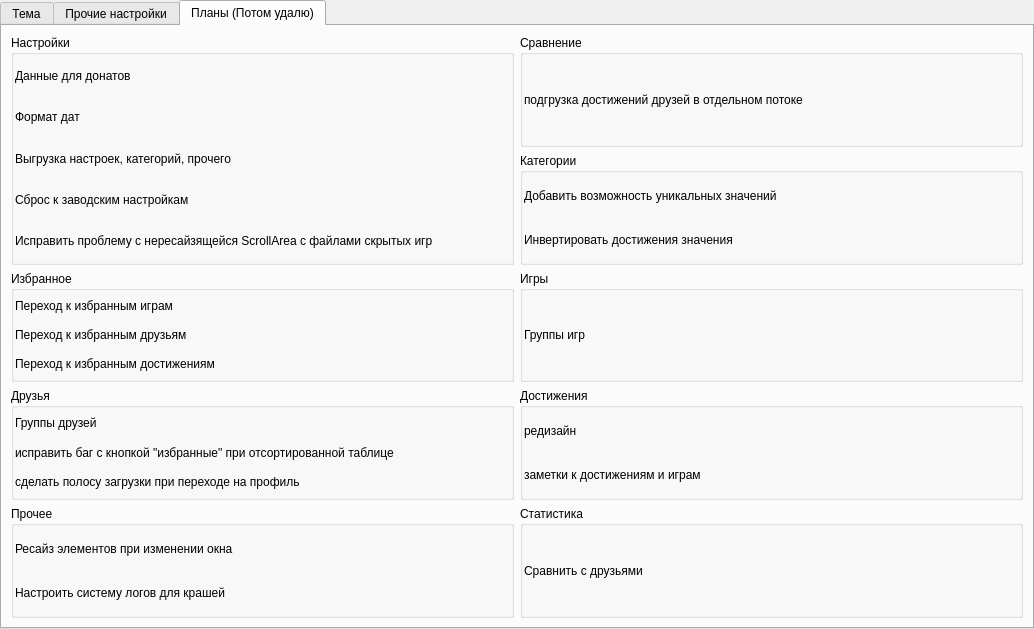
This is AraSteamManager/subform/formsettings.ui in Arankir/AraSteamManager as Qt 5 draws it before an edit. The edited form follows.
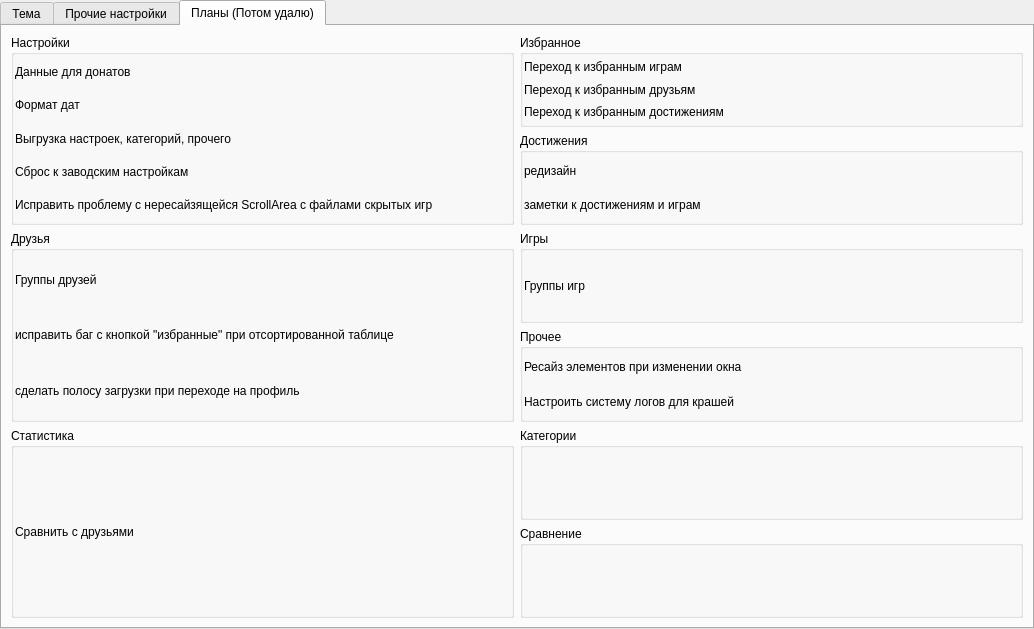
This is the edited form. The open tabs and pages were chosen to show the change. Icons and pictures are not drawn.

Patch:
```diff
--- a/AraSteamManager/subform/formsettings.ui
+++ b/AraSteamManager/subform/formsettings.ui
@@ -783,78 +783,6 @@
       </attribute>
       <layout class="QGridLayout" name="gridLayout_9">
        <item row="0" column="1">
-        <widget class="QGroupBox" name="groupBox_2">
-         <property name="title">
-          <string>Сравнение</string>
-         </property>
-         <layout class="QVBoxLayout" name="verticalLayout_3">
-          <property name="spacing">
-           <number>1</number>
-          </property>
-          <property name="leftMargin">
-           <number>1</number>
-          </property>
-          <property name="topMargin">
-           <number>1</number>
-          </property>
-          <property name="rightMargin">
-           <number>1</number>
-          </property>
-          <property name="bottomMargin">
-           <number>1</number>
-          </property>
-          <item>
-           <widget class="QLabel" name="label_13">
-            <property name="text">
-             <string>подгрузка достижений друзей в отдельном потоке</string>
-            </property>
-           </widget>
-          </item>
-         </layout>
-        </widget>
-       </item>
-       <item row="1" column="1">
-        <widget class="QGroupBox" name="groupBox_11">
-         <property name="title">
-          <string>Категории</string>
-         </property>
-         <layout class="QVBoxLayout" name="verticalLayout_14">
-          <property name="spacing">
-           <number>1</number>
-          </property>
-          <property name="leftMargin">
-           <number>1</number>
-          </property>
-          <property name="topMargin">
-           <number>1</number>
-          </property>
-          <property name="rightMargin">
-           <number>1</number>
-          </property>
-          <property name="bottomMargin">
-           <number>1</number>
-          </property>
-          <item>
-           <widget class="QLabel" name="label_23">
-            <property name="text">
-             <string>Добавить возможность уникальных значений</string>
-            </property>
-            <property name="wordWrap">
-             <bool>true</bool>
-            </property>
-           </widget>
-          </item>
-          <item>
-           <widget class="QLabel" name="label_26">
-            <property name="text">
-             <string>Инвертировать достижения значения</string>
-            </property>
-           </widget>
-          </item>
-         </layout>
-        </widget>
-       </item>
-       <item row="2" column="0">
         <widget class="QGroupBox" name="groupBox_9">
          <property name="title">
           <string>Избранное</string>
@@ -899,83 +827,7 @@
          </layout>
         </widget>
        </item>
-       <item row="2" column="1">
-        <widget class="QGroupBox" name="groupBox_6">
-         <property name="title">
-          <string>Игры</string>
-         </property>
-         <layout class="QVBoxLayout" name="verticalLayout_6">
-          <property name="spacing">
-           <number>1</number>
-          </property>
-          <property name="leftMargin">
-           <number>1</number>
-          </property>
-          <property name="topMargin">
-           <number>1</number>
-          </property>
-          <property name="rightMargin">
-           <number>1</number>
-          </property>
-          <property name="bottomMargin">
-           <number>1</number>
-          </property>
-          <item>
-           <widget class="QLabel" name="label_14">
-            <property name="text">
-             <string>Группы игр</string>
-            </property>
-           </widget>
-          </item>
-         </layout>
-        </widget>
-       </item>
-       <item row="3" column="0">
-        <widget class="QGroupBox" name="groupBox_5">
-         <property name="title">
-          <string>Друзья</string>
-         </property>
-         <layout class="QVBoxLayout" name="verticalLayout_4">
-          <property name="spacing">
-           <number>1</number>
-          </property>
-          <property name="leftMargin">
-           <number>1</number>
-          </property>
-          <property name="topMargin">
-           <number>1</number>
-          </property>
-          <property name="rightMargin">
-           <number>1</number>
-          </property>
-          <property name="bottomMargin">
-           <number>1</number>
-          </property>
-          <item>
-           <widget class="QLabel" name="label_12">
-            <property name="text">
-             <string>Группы друзей</string>
-            </property>
-           </widget>
-          </item>
-          <item>
-           <widget class="QLabel" name="label">
-            <property name="text">
-             <string>исправить баг с кнопкой &quot;избранные&quot; при отсортированной таблице</string>
-            </property>
-           </widget>
-          </item>
-          <item>
-           <widget class="QLabel" name="label_3">
-            <property name="text">
-             <string>сделать полосу загрузки при переходе на профиль</string>
-            </property>
-           </widget>
-          </item>
-         </layout>
-        </widget>
-       </item>
-       <item row="3" column="1">
+       <item row="1" column="1">
         <widget class="QGroupBox" name="groupBox_7">
          <property name="title">
           <string>Достижения</string>
@@ -1013,7 +865,38 @@
          </layout>
         </widget>
        </item>
-       <item row="4" column="0">
+       <item row="2" column="1">
+        <widget class="QGroupBox" name="groupBox_6">
+         <property name="title">
+          <string>Игры</string>
+         </property>
+         <layout class="QVBoxLayout" name="verticalLayout_6">
+          <property name="spacing">
+           <number>1</number>
+          </property>
+          <property name="leftMargin">
+           <number>1</number>
+          </property>
+          <property name="topMargin">
+           <number>1</number>
+          </property>
+          <property name="rightMargin">
+           <number>1</number>
+          </property>
+          <property name="bottomMargin">
+           <number>1</number>
+          </property>
+          <item>
+           <widget class="QLabel" name="label_14">
+            <property name="text">
+             <string>Группы игр</string>
+            </property>
+           </widget>
+          </item>
+         </layout>
+        </widget>
+       </item>
+       <item row="3" column="1">
         <widget class="QGroupBox" name="groupBox_10">
          <property name="title">
           <string>Прочее</string>
@@ -1052,6 +935,54 @@
         </widget>
        </item>
        <item row="4" column="1">
+        <widget class="QGroupBox" name="groupBox_11">
+         <property name="title">
+          <string>Категории</string>
+         </property>
+         <layout class="QVBoxLayout" name="verticalLayout_14">
+          <property name="spacing">
+           <number>1</number>
+          </property>
+          <property name="leftMargin">
+           <number>1</number>
+          </property>
+          <property name="topMargin">
+           <number>1</number>
+          </property>
+          <property name="rightMargin">
+           <number>1</number>
+          </property>
+          <property name="bottomMargin">
+           <number>1</number>
+          </property>
+         </layout>
+        </widget>
+       </item>
+       <item row="5" column="1">
+        <widget class="QGroupBox" name="groupBox_2">
+         <property name="title">
+          <string>Сравнение</string>
+         </property>
+         <layout class="QVBoxLayout" name="verticalLayout_3">
+          <property name="spacing">
+           <number>1</number>
+          </property>
+          <property name="leftMargin">
+           <number>1</number>
+          </property>
+          <property name="topMargin">
+           <number>1</number>
+          </property>
+          <property name="rightMargin">
+           <number>1</number>
+          </property>
+          <property name="bottomMargin">
+           <number>1</number>
+          </property>
+         </layout>
+        </widget>
+       </item>
+       <item row="4" column="0" rowspan="2">
         <widget class="QGroupBox" name="groupBox_8">
          <property name="title">
           <string>Статистика</string>
@@ -1082,6 +1013,51 @@
          </layout>
         </widget>
        </item>
+       <item row="2" column="0" rowspan="2">
+        <widget class="QGroupBox" name="groupBox_5">
+         <property name="title">
+          <string>Друзья</string>
+         </property>
+         <layout class="QVBoxLayout" name="verticalLayout_4">
+          <property name="spacing">
+           <number>1</number>
+          </property>
+          <property name="leftMargin">
+           <number>1</number>
+          </property>
+          <property name="topMargin">
+           <number>1</number>
+          </property>
+          <property name="rightMargin">
+           <number>1</number>
+          </property>
+          <property name="bottomMargin">
+           <number>1</number>
+          </property>
+          <item>
+           <widget class="QLabel" name="label_12">
+            <property name="text">
+             <string>Группы друзей</string>
+            </property>
+           </widget>
+          </item>
+          <item>
+           <widget class="QLabel" name="label">
+            <property name="text">
+             <string>исправить баг с кнопкой &quot;избранные&quot; при отсортированной таблице</string>
+            </property>
+           </widget>
+          </item>
+          <item>
+           <widget class="QLabel" name="label_3">
+            <property name="text">
+             <string>сделать полосу загрузки при переходе на профиль</string>
+            </property>
+           </widget>
+          </item>
+         </layout>
+        </widget>
+       </item>
        <item row="0" column="0" rowspan="2">
         <widget class="QGroupBox" name="groupBox_3">
          <property name="title">
```
Left out of the diff: 2 changed lines with no effect on the pictures.
